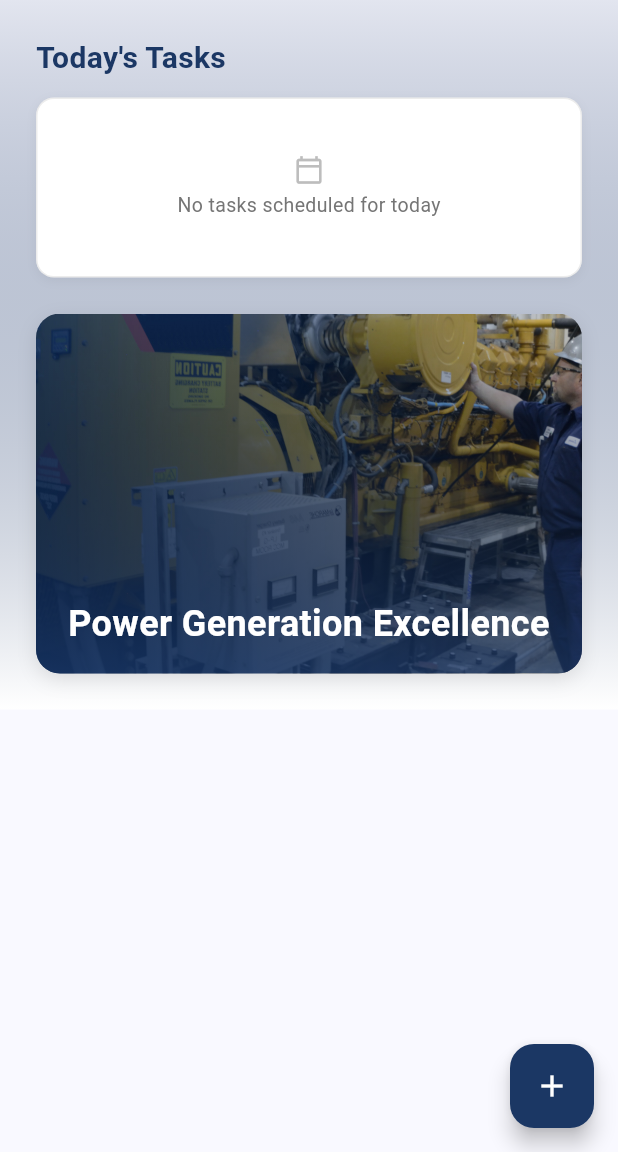
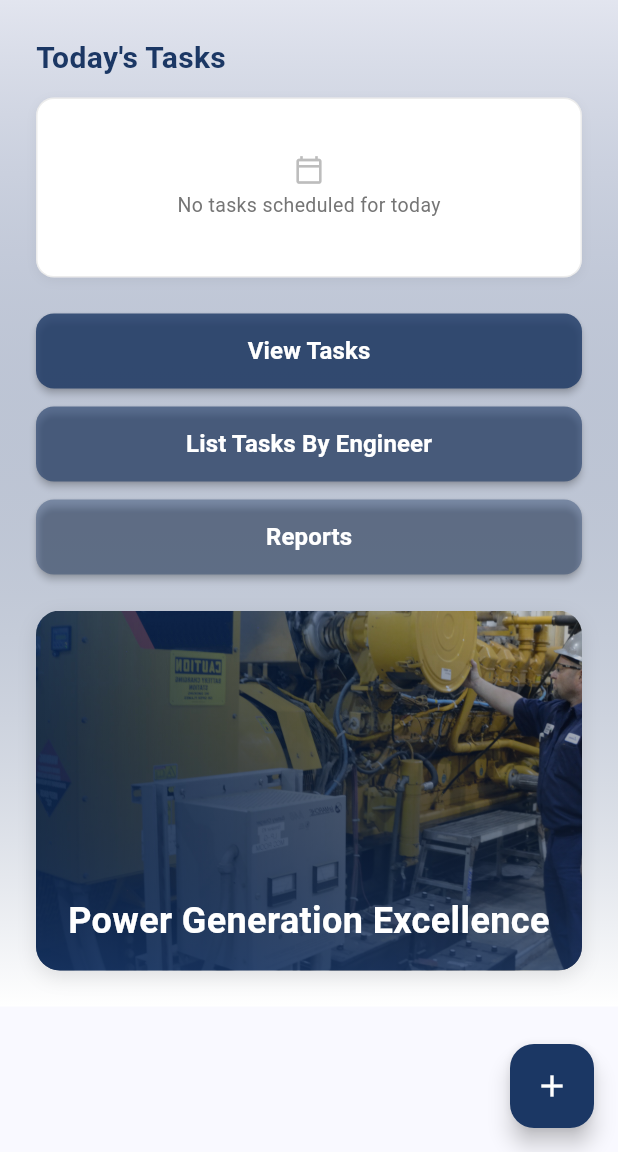
Before and after one commit to dayalfernando/time_entry_app, a Flutter app: the HomeScreen screen opened by its route, on a phone screen of 412 x 824 dp, the part 84-1236 px from its top. Run offline on Flutter 3.47's test engine with Material 3 defaults, Android fonts, the phone set to English and light mode, and no system bars; our stand-ins replace firebase_auth, flutter_form_builder, form_builder_validators, google_sign_in, image_picker, shared_preferences and 2 more; accounts and stored records are empty.

Commit message:
changes in the home screen

```diff
--- a/lib/screens/home_screen.dart
+++ b/lib/screens/home_screen.dart
@@ -376,6 +376,77 @@ class HomeScreen extends StatelessWidget {
                       ),
                     ),
                     const SizedBox(height: 24),
+                    // Options Section
+                    Column(
+                      children: [
+                        ElevatedButton(
+                          onPressed: () {
+                            // TODO: Implement View Tasks
+                          },
+                          style: ElevatedButton.styleFrom(
+                            backgroundColor: primaryColor.withOpacity(0.8),
+                            minimumSize: const Size(double.infinity, 50),
+                            shape: RoundedRectangleBorder(
+                              borderRadius: BorderRadius.circular(12),
+                            ),
+                            elevation: 2,
+                          ),
+                          child: const Text(
+                            'View Tasks',
+                            style: TextStyle(
+                              fontSize: 16,
+                              fontWeight: FontWeight.w600,
+                              color: Colors.white,
+                            ),
+                          ),
+                        ),
+                        const SizedBox(height: 12),
+                        ElevatedButton(
+                          onPressed: () {
+                            // TODO: Implement List Tasks By Engineer
+                          },
+                          style: ElevatedButton.styleFrom(
+                            backgroundColor: primaryColor.withOpacity(0.6),
+                            minimumSize: const Size(double.infinity, 50),
+                            shape: RoundedRectangleBorder(
+                              borderRadius: BorderRadius.circular(12),
+                            ),
+                            elevation: 2,
+                          ),
+                          child: const Text(
+                            'List Tasks By Engineer',
+                            style: TextStyle(
+                              fontSize: 16,
+                              fontWeight: FontWeight.w600,
+                              color: Colors.white,
+                            ),
+                          ),
+                        ),
+                        const SizedBox(height: 12),
+                        ElevatedButton(
+                          onPressed: () {
+                            // TODO: Implement Reports
+                          },
+                          style: ElevatedButton.styleFrom(
+                            backgroundColor: primaryColor.withOpacity(0.4),
+                            minimumSize: const Size(double.infinity, 50),
+                            shape: RoundedRectangleBorder(
+                              borderRadius: BorderRadius.circular(12),
+                            ),
+                            elevation: 2,
+                          ),
+                          child: const Text(
+                            'Reports',
+                            style: TextStyle(
+                              fontSize: 16,
+                              fontWeight: FontWeight.w600,
+                              color: Colors.white,
+                            ),
+                          ),
+                        ),
+                      ],
+                    ),
+                    const SizedBox(height: 24),
                     // Maintenance Image Section
                     Container(
                       height: 240,
```
Also changed, not shown: 1 other file.
